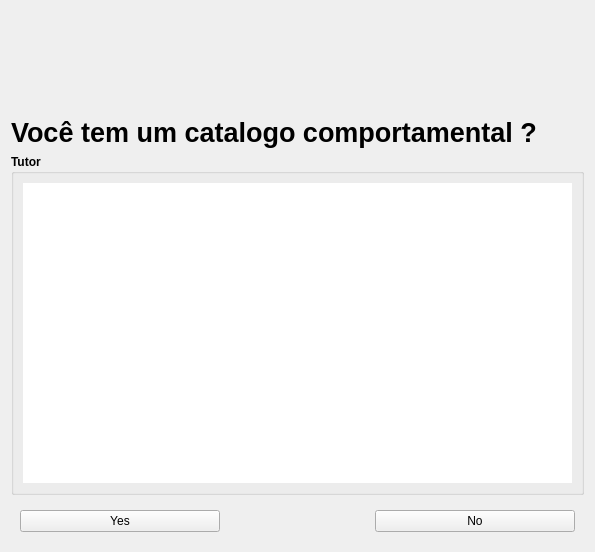
First picture: the form in src/warningtutor.ui, repository EthoWatcher/ethowatcher, before the edit.
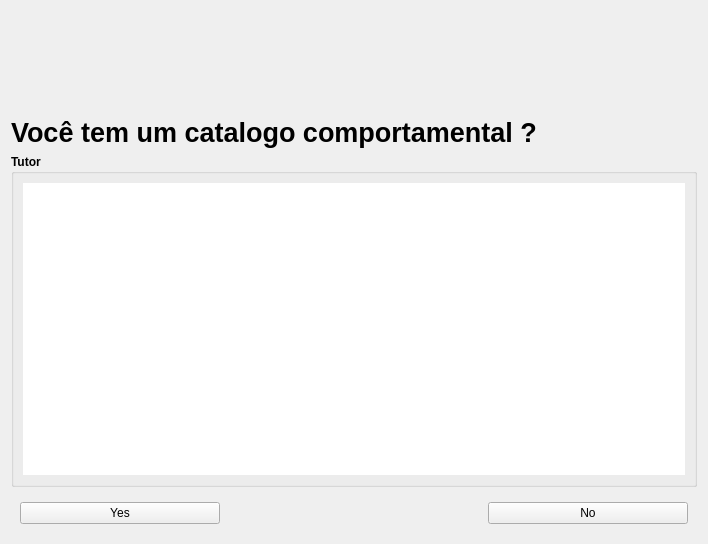
Second picture: the form after the edit. Icons and pictures are not drawn.

Commit message: Arrumado interfaces para terem o novo logo.

The edit to the form file:
```diff
--- a/src/warningtutor.ui
+++ b/src/warningtutor.ui
@@ -6,8 +6,8 @@
    <rect>
     <x>0</x>
     <y>0</y>
-    <width>595</width>
-    <height>552</height>
+    <width>708</width>
+    <height>544</height>
    </rect>
   </property>
   <property name="windowTitle">
@@ -22,6 +22,12 @@
        <height>100</height>
       </size>
      </property>
+     <property name="maximumSize">
+      <size>
+       <width>16777215</width>
+       <height>150</height>
+      </size>
+     </property>
      <property name="text">
       <string/>
      </property>
@@ -63,8 +69,7 @@
        <widget class="QTextEdit" name="textoTutor">
         <property name="font">
          <font>
-          <weight>50</weight>
-          <bold>false</bold>
+          <pointsize>12</pointsize>
          </font>
         </property>
         <property name="frameShape">
@@ -77,8 +82,8 @@
          <string>&lt;!DOCTYPE HTML PUBLIC &quot;-//W3C//DTD HTML 4.0//EN&quot; &quot;http://www.w3.org/TR/REC-html40/strict.dtd&quot;&gt;
 &lt;html&gt;&lt;head&gt;&lt;meta name=&quot;qrichtext&quot; content=&quot;1&quot; /&gt;&lt;style type=&quot;text/css&quot;&gt;
 p, li { white-space: pre-wrap; }
-&lt;/style&gt;&lt;/head&gt;&lt;body style=&quot; font-family:'MS Shell Dlg 2'; font-size:8.25pt; font-weight:400; font-style:normal;&quot;&gt;
-&lt;p style=&quot;-qt-paragraph-type:empty; margin-top:0px; margin-bottom:0px; margin-left:0px; margin-right:0px; -qt-block-indent:0; text-indent:0px; font-weight:600;&quot;&gt;&lt;br /&gt;&lt;/p&gt;&lt;/body&gt;&lt;/html&gt;</string>
+&lt;/style&gt;&lt;/head&gt;&lt;body style=&quot; font-family:'MS Shell Dlg 2'; font-size:12pt; font-weight:600; font-style:normal;&quot;&gt;
+&lt;p style=&quot;-qt-paragraph-type:empty; margin-top:0px; margin-bottom:0px; margin-left:0px; margin-right:0px; -qt-block-indent:0; text-indent:0px; font-size:8.25pt;&quot;&gt;&lt;br /&gt;&lt;/p&gt;&lt;/body&gt;&lt;/html&gt;</string>
         </property>
         <property name="placeholderText">
          <string/>
```
Left out of the diff: 2 changed lines with no effect on the pictures. The commit also changes 7 other files.
